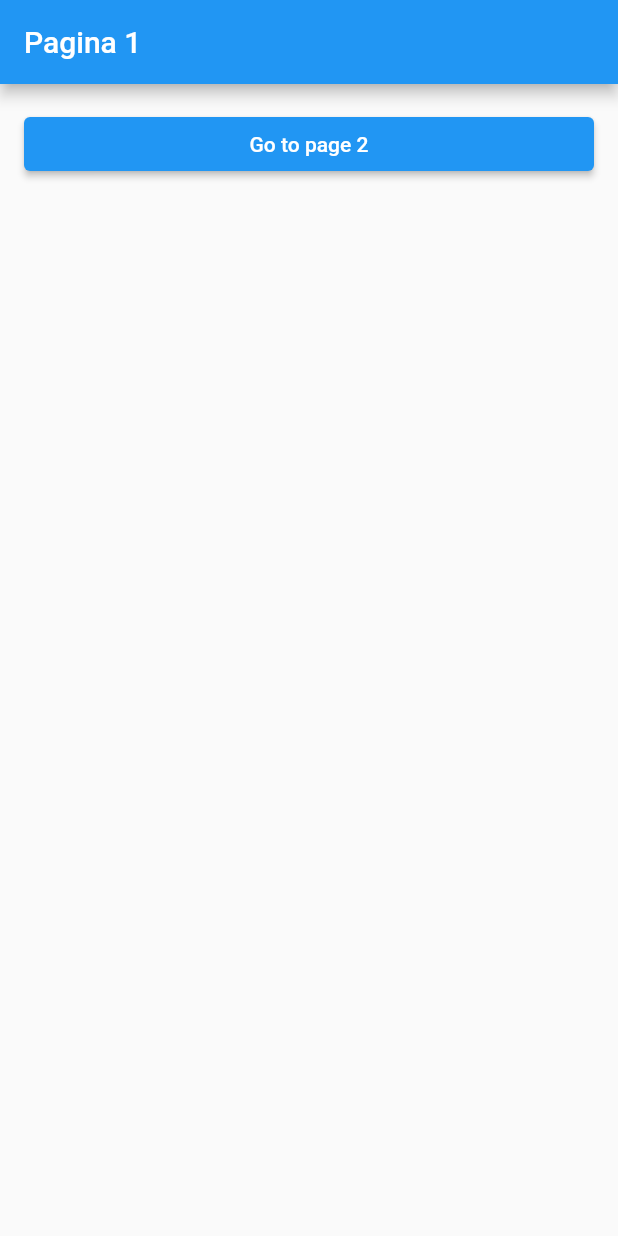
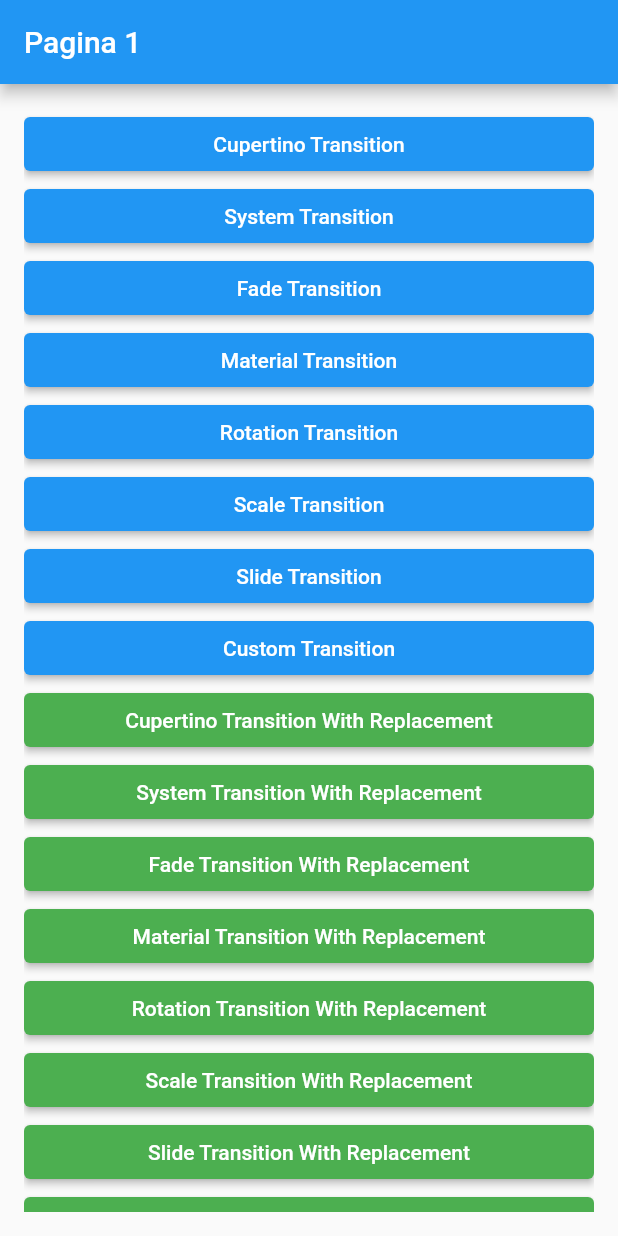
Before and after one commit to titoworlddev/transicion_app, a Flutter app: the screen it shows after launch, on a phone screen of 412 x 824 dp. Run offline on Flutter 3.47's test engine with Material 2 defaults, Android fonts, the phone set to English and light mode, and no system bars.

Commit message:
Page 1 updated with transition buttons

```diff
--- a/lib/src/pages/pagina1_page.dart
+++ b/lib/src/pages/pagina1_page.dart
@@ -9,15 +9,21 @@ class Pagina1Page extends StatelessWidget {
 
   @override
   Widget build(BuildContext context) {
-    List navigations = [
-      () => Navigate.push.cupertino(context, pagina: const Pagina2Page()),
-      () => Navigate.push.defaults(context, pagina: const Pagina2Page()),
-      () => Navigate.push.fade(context, pagina: const Pagina2Page()),
-      () => Navigate.push.material(context, pagina: const Pagina2Page()),
-      () => Navigate.push.rotation(context, pagina: const Pagina2Page()),
-      () => Navigate.push.scale(context, pagina: const Pagina2Page()),
-      () => Navigate.push.slide(context, pagina: const Pagina2Page()),
-      () => Navigate.push.custom(context, pagina: const Pagina2Page(),
+    Map<String, Function> navigations = {
+      'Cupertino': () =>
+          Navigate.push.cupertino(context, pagina: const Pagina2Page()),
+      'System': () =>
+          Navigate.push.defaults(context, pagina: const Pagina2Page()),
+      'Fade': () => Navigate.push.fade(context, pagina: const Pagina2Page()),
+      'Material': () =>
+          Navigate.push.material(context, pagina: const Pagina2Page()),
+      'Rotation': () =>
+          Navigate.push.rotation(context, pagina: const Pagina2Page()),
+      'Scale': () => Navigate.push.scale(context, pagina: const Pagina2Page()),
+      'Slide': () => Navigate.push.slide(context, pagina: const Pagina2Page()),
+      'Custom': () => Navigate.push.custom(
+            context,
+            pagina: const Pagina2Page(),
             transitionsBuilder: (x, animation, animation2, child) {
               final parent =
                   CurvedAnimation(parent: animation, curve: Curves.easeInOut);
@@ -25,8 +31,38 @@ class Pagina1Page extends StatelessWidget {
                 opacity: Tween<double>(begin: 0, end: 1).animate(parent),
                 child: child,
               );
-          }),
-    ];
+            },
+          ),
+    };
+
+    Map<String, Function> navigationsWithReplacement = {
+      'Cupertino': () => Navigate.pushReplacement
+          .cupertino(context, pagina: const Pagina2Page()),
+      'System': () => Navigate.pushReplacement
+          .defaults(context, pagina: const Pagina2Page()),
+      'Fade': () =>
+          Navigate.pushReplacement.fade(context, pagina: const Pagina2Page()),
+      'Material': () => Navigate.pushReplacement
+          .material(context, pagina: const Pagina2Page()),
+      'Rotation': () => Navigate.pushReplacement
+          .rotation(context, pagina: const Pagina2Page()),
+      'Scale': () =>
+          Navigate.pushReplacement.scale(context, pagina: const Pagina2Page()),
+      'Slide': () =>
+          Navigate.pushReplacement.slide(context, pagina: const Pagina2Page()),
+      'Custom': () => Navigate.pushReplacement.custom(
+            context,
+            pagina: const Pagina2Page(),
+            transitionsBuilder: (x, animation, animation2, child) {
+              final parent =
+                  CurvedAnimation(parent: animation, curve: Curves.easeInOut);
+              return FadeTransition(
+                opacity: Tween<double>(begin: 0, end: 1).animate(parent),
+                child: child,
+              );
+            },
+          ),
+    };
 
     return Scaffold(
       appBar: AppBar(
@@ -36,36 +72,24 @@ class Pagina1Page extends StatelessWidget {
         padding: const EdgeInsets.all(16),
         child: ListView(
           children: [
-            TransitionButton(
-              onPressed: () =>
-                  Navigate.push.defaults(context, pagina: const Pagina2Page()),
-              text: 'Go to page 2',
-            )
+            ...navigations.entries.map(
+              (e) => TransitionButton(
+                text: '${e.key} Transition',
+                onPressed: () => e.value(),
+              ),
+            ),
+            ...navigationsWithReplacement.entries.map(
+              (e) => TransitionButton(
+                color: Colors.green,
+                text: '${e.key} Transition With Replacement',
+                onPressed: () => e.value(),
+              ),
+            ),
           ],
         ),
       ),
       // floatingActionButton: FloatingActionButton(
       //   onPressed: () {
-      //     // Navigate.push.cupertino(context, pagina: const Pagina2Page());
-      //     Navigate.push.defaults(context, pagina: const Pagina2Page());
-      //     // Navigate.push.fade(context, pagina: const Pagina2Page());
-      //     // Navigate.push.material(context, pagina: const Pagina2Page());
-      //     // Navigate.push.rotation(context, pagina: const Pagina2Page());
-      //     // Navigate.push.scale(context, pagina: const Pagina2Page());
-      //     // Navigate.push.slide(context, pagina: const Pagina2Page());
-
-      //     // Navigate.push.custom(context, pagina: const Pagina2Page(),
-      //     //     transitionsBuilder: (x, animation, animation2, child) {
-      //     //   final parent =
-      //     //       CurvedAnimation(parent: animation, curve: Curves.easeInOut);
-      //     //   return FadeTransition(
-      //     //     opacity: Tween<double>(begin: 0, end: 1).animate(parent),
-      //     //     child: child,
-      //     //   );
-      //     // });
-
-      //     // Navigate.pushReplacement.scale(context, pagina: Pagina2Page());
-
       //     // Lo que se uso en el curso
       //     // Navigator.push(context, MaterialPageRoute(builder: (x) => Pagina2Page()));
       //     // Navigator.push(context, crearRuta(pagina: Pagina2Page()));
--- a/lib/src/widgets/transition_button.dart
+++ b/lib/src/widgets/transition_button.dart
@@ -3,16 +3,19 @@ import 'package:flutter/material.dart';
 class TransitionButton extends StatelessWidget {
   final void Function()? onPressed;
   final String text;
+  final Color color;
 
   const TransitionButton({
     Key? key,
     required this.onPressed,
     required this.text,
+    this.color = Colors.blue,
   }) : super(key: key);
 
   @override
   Widget build(BuildContext context) {
     return ElevatedButton(
+      style: ElevatedButton.styleFrom(backgroundColor: color),
       onPressed: onPressed,
       child: Text(text),
     );
```
Also changed, not shown: pubspec.lock. Lines whose indentation alone changed are shown as unchanged.
